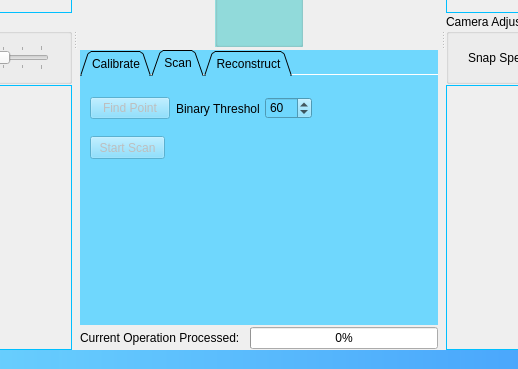
Qt form Duke/mainwindow.ui (DrawZeroPoint/Structure-Light-Reconstructor) before a commit; both pictures show x 240 to 758 and y 324 to 693 of the 996 by 693 pixel window.
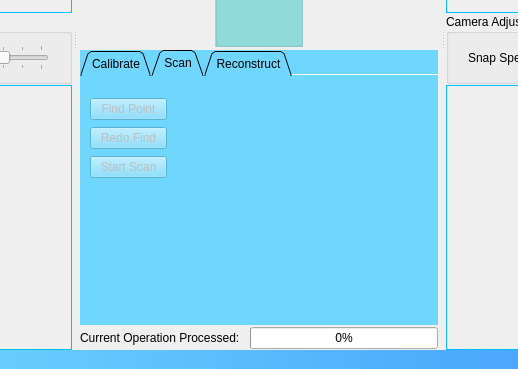
The same form after that commit. Icons and pictures are not drawn.

Diff of the .ui file:
```diff
--- a/Duke/mainwindow.ui
+++ b/Duke/mainwindow.ui
@@ -468,32 +468,16 @@
           <attribute name="title">
            <string>Scan</string>
           </attribute>
-          <widget class="QPushButton" name="startScanButton">
-           <property name="enabled">
-            <bool>false</bool>
-           </property>
+          <widget class="QWidget" name="">
            <property name="geometry">
             <rect>
              <x>10</x>
-             <y>60</y>
-             <width>75</width>
-             <height>23</height>
+             <y>21</y>
+             <width>77</width>
+             <height>83</height>
             </rect>
            </property>
-           <property name="text">
-            <string>Start Scan</string>
-           </property>
-          </widget>
-          <widget class="QWidget" name="layoutWidget">
-           <property name="geometry">
-            <rect>
-             <x>10</x>
-             <y>20</y>
-             <width>222</width>
-             <height>25</height>
-            </rect>
-           </property>
-           <layout class="QHBoxLayout" name="horizontalLayout_3">
+           <layout class="QVBoxLayout" name="verticalLayout">
             <item>
              <widget class="QPushButton" name="findPointButton">
               <property name="enabled">
@@ -505,25 +489,22 @@
              </widget>
             </item>
             <item>
-             <widget class="QLabel" name="label_3">
+             <widget class="QPushButton" name="reFindButton">
+              <property name="enabled">
+               <bool>false</bool>
+              </property>
               <property name="text">
-               <string>Binary Threshold</string>
+               <string>Redo Find</string>
               </property>
              </widget>
             </item>
             <item>
-             <widget class="QSpinBox" name="thresholdBox">
-              <property name="sizePolicy">
-               <sizepolicy hsizetype="Minimum" vsizetype="Fixed">
-                <horstretch>0</horstretch>
-                <verstretch>0</verstretch>
-               </sizepolicy>
+             <widget class="QPushButton" name="startScanButton">
+              <property name="enabled">
+               <bool>false</bool>
               </property>
-              <property name="maximum">
-               <number>255</number>
-              </property>
-              <property name="value">
-               <number>60</number>
+              <property name="text">
+               <string>Start Scan</string>
               </property>
              </widget>
             </item>
```
